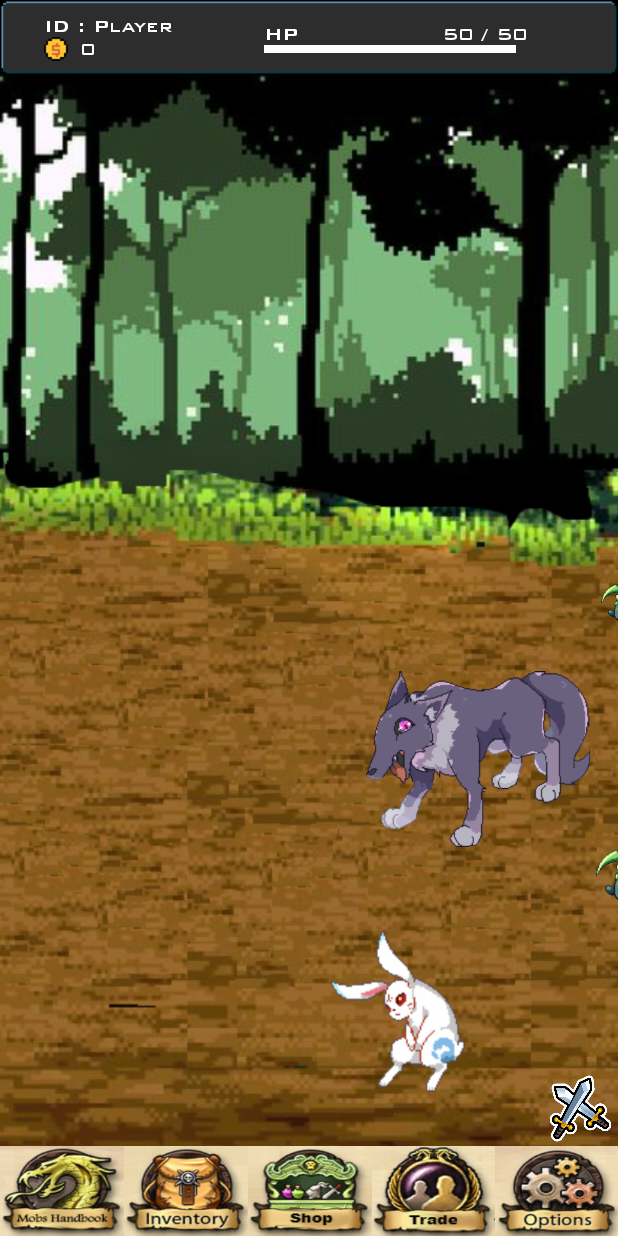
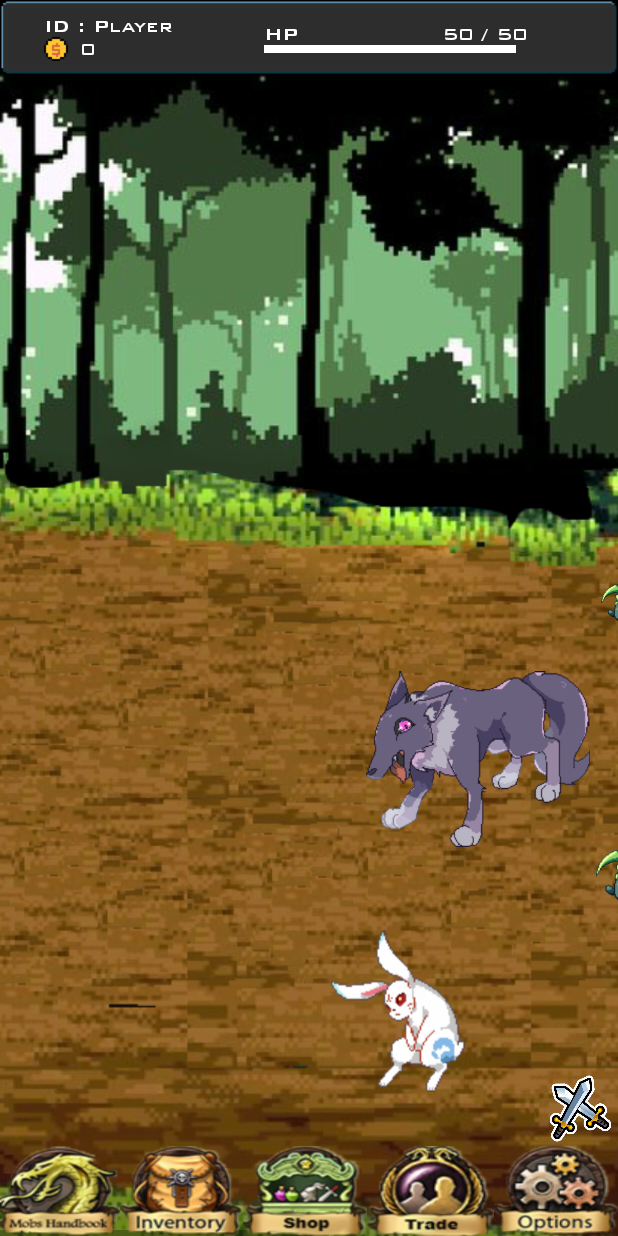
Before and after one commit to Archmono/IdleGame, an Android app: the pre_battle_scene screen opened directly, with no data from a screen before it, on a phone screen of 412 x 824 dp. Run offline under Robolectric (Android 15) with nearby library versions, the phone set to English and light mode, and no system bars.

Commit message:
change ui button

```diff
--- a/app/src/main/res/layout/activity_pre_battle_scene.xml
+++ b/app/src/main/res/layout/activity_pre_battle_scene.xml
@@ -101,8 +101,8 @@
             android:layout_width="match_parent"
             android:layout_height="60dp"
             android:orientation="horizontal"
-            android:layout_gravity="bottom"
-            >
+            android:clipChildren="false"
+            android:layout_gravity="bottom">
 
             <ImageView
                 android:id="@+id/imageView3"
```
Also changed, not shown: app/src/main/res/drawable/book.png, app/src/main/res/drawable/inventory.png, app/src/main/res/drawable/options.png, app/src/main/res/drawable/shop.png, app/src/main/res/drawable/trade.png.
